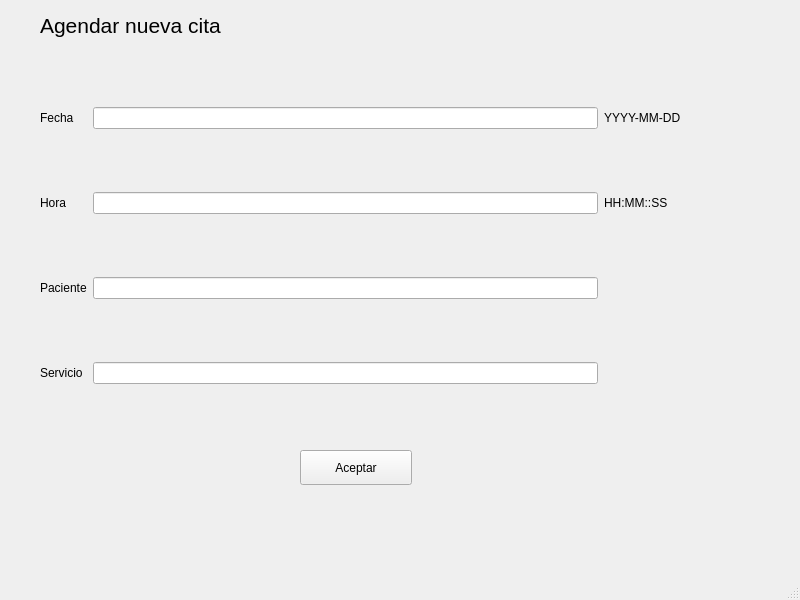
JerryRC18/IngSoftware, file Desktop App/forms/historial.ui: the form before one commit.
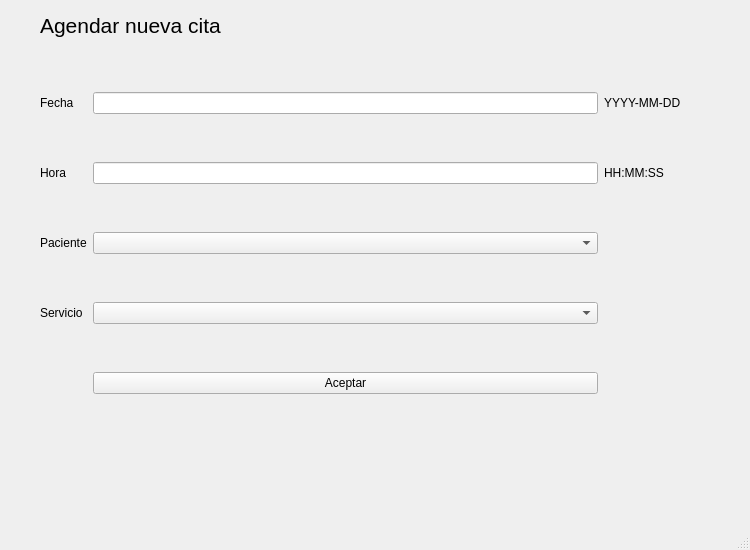
The form after the commit.

Diff of the .ui file:
```diff
--- a/Desktop App/forms/historial.ui
+++ b/Desktop App/forms/historial.ui
@@ -6,10 +6,16 @@
    <rect>
     <x>0</x>
     <y>0</y>
-    <width>800</width>
-    <height>600</height>
+    <width>750</width>
+    <height>550</height>
    </rect>
   </property>
+  <property name="maximumSize">
+   <size>
+    <width>750</width>
+    <height>550</height>
+   </size>
+  </property>
   <property name="windowTitle">
    <string>MainWindow</string>
   </property>
@@ -42,16 +48,6 @@
      </rect>
     </property>
     <layout class="QGridLayout" name="gridLayout">
-     <item row="0" column="0">
-      <widget class="QLabel" name="label_2">
-       <property name="text">
-        <string>Fecha</string>
-       </property>
-      </widget>
-     </item>
-     <item row="2" column="1">
-      <widget class="QLineEdit" name="usu_id"/>
-     </item>
      <item row="2" column="0">
       <widget class="QLabel" name="label_4">
        <property name="text">
@@ -59,11 +55,32 @@
        </property>
       </widget>
      </item>
+     <item row="2" column="1">
+      <widget class="QComboBox" name="usu_id"/>
+     </item>
+     <item row="3" column="0">
+      <widget class="QLabel" name="label_5">
+       <property name="text">
+        <string>Servicio</string>
+       </property>
+      </widget>
+     </item>
+     <item row="1" column="2">
+      <widget class="QLabel" name="label_7">
+       <property name="text">
+        <string>HH:MM:SS</string>
+       </property>
+      </widget>
+     </item>
      <item row="1" column="1">
       <widget class="QLineEdit" name="hora"/>
      </item>
-     <item row="3" column="1">
-      <widget class="QLineEdit" name="serv"/>
+     <item row="0" column="0">
+      <widget class="QLabel" name="label_2">
+       <property name="text">
+        <string>Fecha</string>
+       </property>
+      </widget>
      </item>
      <item row="1" column="0">
       <widget class="QLabel" name="label_3">
@@ -72,15 +89,8 @@
        </property>
       </widget>
      </item>
-     <item row="0" column="1">
-      <widget class="QLineEdit" name="fecha"/>
-     </item>
-     <item row="3" column="0">
-      <widget class="QLabel" name="label_5">
-       <property name="text">
-        <string>Servicio</string>
-       </property>
-      </widget>
+     <item row="3" column="1">
+      <widget class="QComboBox" name="serv"/>
      </item>
      <item row="0" column="2">
       <widget class="QLabel" name="label_6">
@@ -89,28 +99,18 @@
        </property>
       </widget>
      </item>
-     <item row="1" column="2">
-      <widget class="QLabel" name="label_7">
+     <item row="0" column="1">
+      <widget class="QLineEdit" name="fecha"/>
+     </item>
+     <item row="4" column="1">
+      <widget class="QPushButton" name="accept">
        <property name="text">
-        <string>HH:MM::SS</string>
+        <string>Aceptar</string>
        </property>
       </widget>
      </item>
     </layout>
    </widget>
-   <widget class="QPushButton" name="accept">
-    <property name="geometry">
-     <rect>
-      <x>300</x>
-      <y>450</y>
-      <width>112</width>
-      <height>35</height>
-     </rect>
-    </property>
-    <property name="text">
-     <string>Aceptar</string>
-    </property>
-   </widget>
   </widget>
   <widget class="QMenuBar" name="menubar">
    <property name="geometry">
```
Left out of the diff: 2 changed lines with no effect on the pictures.
